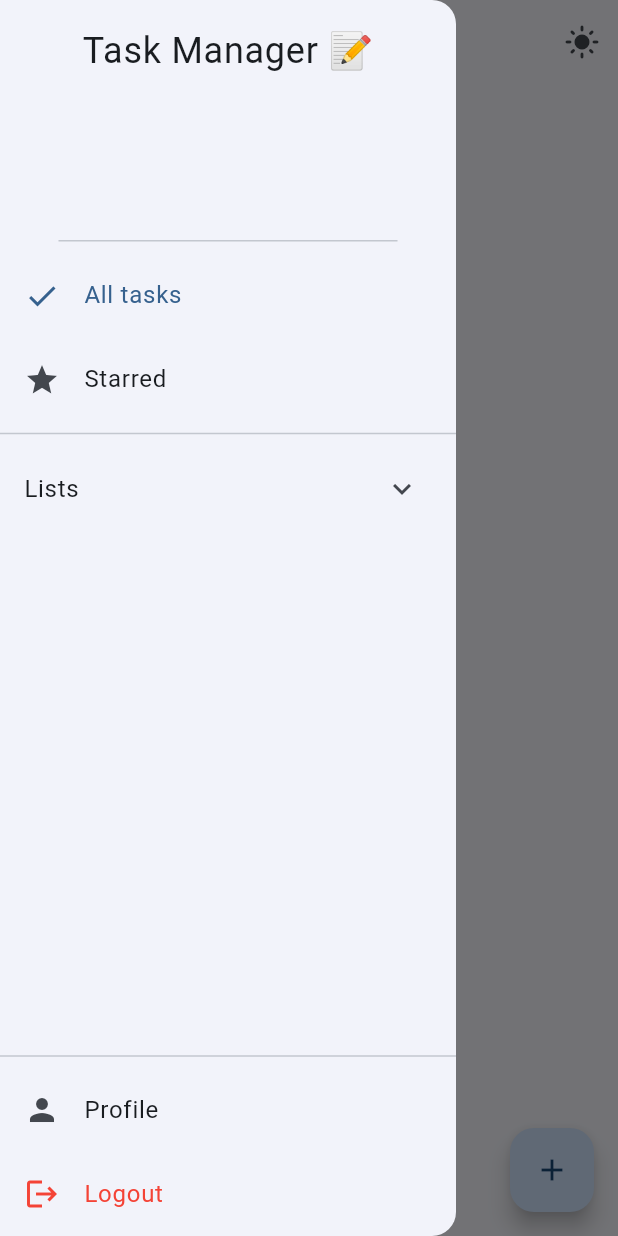
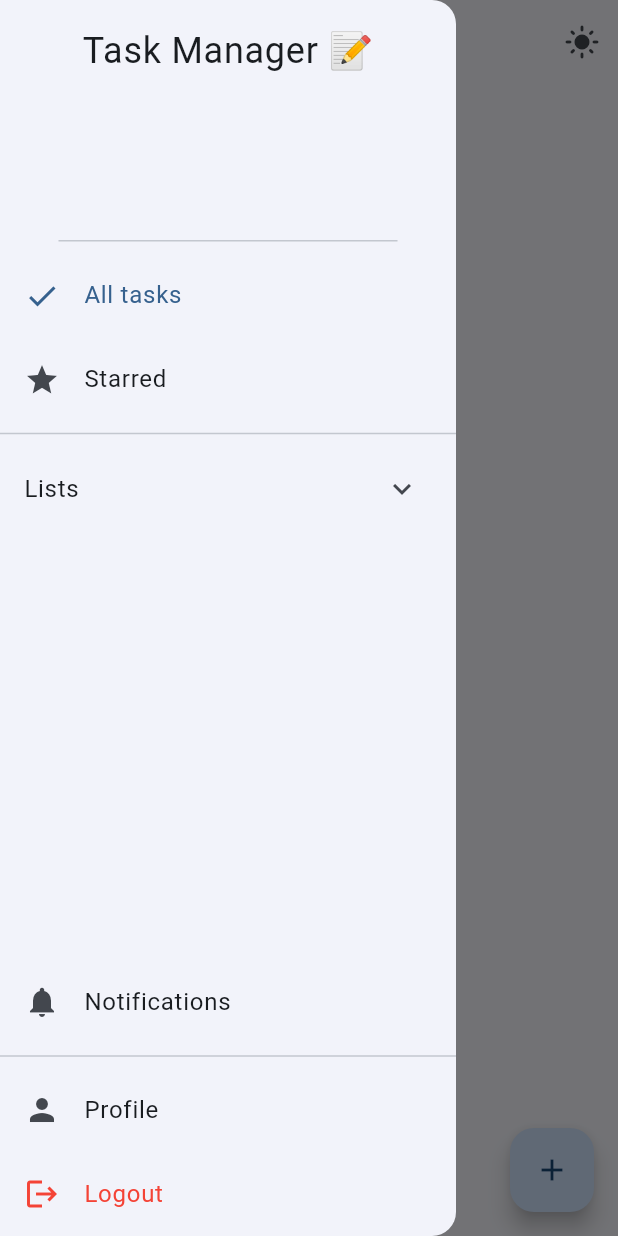
Before and after one commit to Uppara-Veeranjaneyulu/task-manager-flutter-app, a Flutter app: the HomeScreen screen opened directly, with the side drawer open, on a phone screen of 412 x 824 dp. Run offline on Flutter 3.47's test engine with Material 3 defaults, Android fonts, the phone set to English and light mode, and no system bars; our stand-ins replace cloud_firestore, firebase_auth, firebase_core, firebase_storage, flutter_local_notifications, google_sign_in and 4 more; accounts and stored records are empty.

Commit message:
added notifications for the user to remainD

```diff
--- a/lib/presentation/screens/home_screen.dart
+++ b/lib/presentation/screens/home_screen.dart
@@ -13,10 +13,49 @@ import 'starred_tasks_screen.dart';
 import 'login_screen.dart';
 import 'profile_screen.dart';
 
-class HomeScreen extends StatelessWidget {
+import 'notification_settings_screen.dart';
+
+import '../../core/services/local_notification_service.dart';
+
+class HomeScreen extends StatefulWidget {
   const HomeScreen({super.key});
 
+  @override
+  State<HomeScreen> createState() => _HomeScreenState();
+}
+
+class _HomeScreenState extends State<HomeScreen> {
   String get uid => FirebaseAuth.instance.currentUser!.uid;
+
+  @override
+  void initState() {
+    super.initState();
+    // 🔔 Phase 2 hook (safe to keep even if empty)
+    // _applyNotificationSettings();
+  }
+
+  // 🔔 Phase 2 (we’ll activate later)
+  /*
+  Future<void> _applyNotificationSettings() async {
+    final doc = await FirebaseFirestore.instance
+        .collection('users')
+        .doc(uid)
+        .get();
+
+    if (!doc.exists) return;
+
+    final notifications = doc['notifications'];
+    if (notifications['dailyReminder'] == true) {
+      final time = notifications['reminderTime'].split(':');
+      await LocalNotificationService.scheduleDailyReminder(
+        hour: int.parse(time[0]),
+        minute: int.parse(time[1]),
+      );
+    } else {
+      await LocalNotificationService.cancelDailyReminder();
+    }
+  }
+  */
 
   @override
   Widget build(BuildContext context) {
@@ -50,17 +89,17 @@ class HomeScreen extends StatelessWidget {
         ],
       ),
 
+
       // 📂 DRAWER
       drawer: Drawer(
         child: SafeArea(
           child: Column(
             children: [
-              // 🔝 HEADER
               const DrawerHeader(
                 child: Text("Task Manager 📝", style: TextStyle(fontSize: 24)),
               ),
 
-              // 📋 MAIN CONTENT (SCROLLABLE)
+              // 📋 MAIN CONTENT
               Expanded(
                 child: ListView(
                   padding: EdgeInsets.zero,
@@ -142,6 +181,20 @@ class HomeScreen extends StatelessWidget {
                   ],
                 ),
               ),
+
+              ListTile(
+                leading: const Icon(Icons.notifications),
+                title: const Text("Notifications"),
+                onTap: () {
+                  Navigator.push(
+                    context,
+                    MaterialPageRoute(
+                      builder: (_) => const NotificationSettingsScreen(),
+                    ),
+                  );
+                },
+              ),
+
 
               // 🔻 BOTTOM ACTIONS
               const Divider(),
--- a/pubspec.yaml
+++ b/pubspec.yaml
@@ -42,6 +42,8 @@ dependencies:
   image_picker: ^1.0.7
   firebase_storage: ^11.6.5
 
+  permission_handler: ^11.3.1
+
 
 
 
@@ -57,7 +59,7 @@ dependencies:
   path_provider: ^2.1.1
 
    # Notifications (FIXED & COMPATIBLE SET)
-  flutter_local_notifications: ^20.0.0
+  flutter_local_notifications: ^17.1.2
 
 
 
```
Also changed, not shown: lib/core/services/local_notification_service.dart (added, +93 -0 lines), lib/main.dart (+11 -5 lines), lib/presentation/screens/notification_settings_screen.dart (+95 -54 lines), pubspec.lock, 3 other files.
